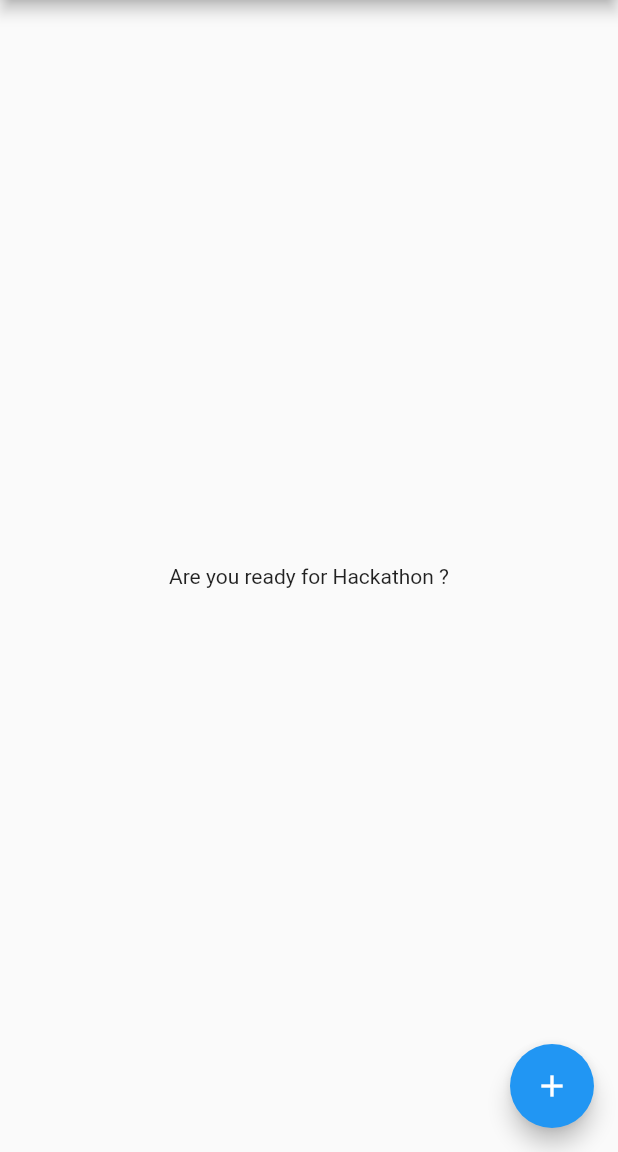
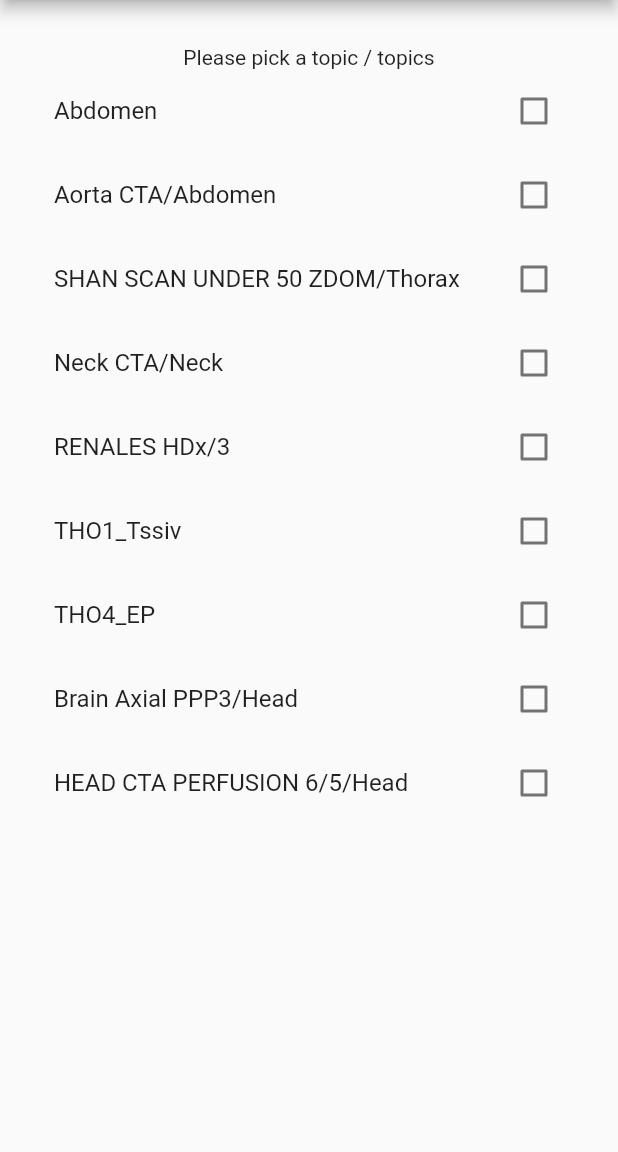
Before and after one commit to tawfeek/isPush, a Flutter app: the screen it shows after launch, on a phone screen of 412 x 824 dp, the part 84-1236 px from its top. Run offline on Flutter 3.47's test engine with Material 2 defaults, Android fonts, the phone set to English and light mode, and no system bars; our stand-ins replace firebase_messaging; missing offline and left inert: dart:html; accounts and stored records are empty.

Commit message:
adding list of topics

```diff
--- a/lib/main.dart
+++ b/lib/main.dart
@@ -1,5 +1,6 @@
 import 'package:flutter/material.dart';
 import 'package:firebase_messaging/firebase_messaging.dart';
+import 'package:ispush_flutter_app/protocols_list.dart';
 
 void main() {
   runApp(MyApp());
@@ -38,35 +39,26 @@ class _MyHomePageState extends State<MyHomePage> {
     });
   }
 
-  int _counter = 0;
-
-  void _incrementCounter() {
-    setState(() {
-      _counter++;
-    });
-  }
-
   @override
   Widget build(BuildContext context) {
     return Scaffold(
         appBar: AppBar(
           title: Text(widget.title),
         ),
-      body: Center(
+        body: SafeArea(
+            child: Container(
+          padding: EdgeInsets.only(left: 20, right: 20),
+          child: Container(
             child: Column(
-          mainAxisAlignment: MainAxisAlignment.center,
-          children: <Widget>[
-            Text(
-              'Are you ready for Hackathon ?',
-            )
+              children: [
+                SizedBox(
+                  height: 30.0,
+                ),
+                Text("Please pick a topic / topics"),
+                ProtocolsList()
               ],
             ),
           ),
-      floatingActionButton: FloatingActionButton(
-        onPressed: _incrementCounter,
-        tooltip: 'Increment',
-        child: Icon(Icons.add),
-      ), // This trailing comma makes auto-formatting nicer for build methods.
-    );
+        )));
   }
 }
--- /dev/null
+++ b/lib/protocol_item.dart
@@ -0,0 +1,18 @@
+import 'package:flutter/material.dart';
+
+class ProtocolItem extends StatelessWidget {
+  @override
+  Widget build(BuildContext context) {
+    return Card(
+      child: Padding(
+        padding: const EdgeInsets.symmetric(horizontal: 10.0, vertical: 10.0),
+        child: Row(
+          children: [
+            // Checkbox(value: null, onChanged: null),
+            Text("Test"),
+          ],
+        ),
+      ),
+    );
+  }
+}
--- /dev/null
+++ b/lib/protocols_list.dart
@@ -0,0 +1,50 @@
+import 'package:flutter/material.dart';
+import 'package:ispush_flutter_app/protocol_item.dart';
+
+class ProtocolsList extends StatefulWidget {
+  @override
+  _ProtocolsListState createState() => _ProtocolsListState();
+}
+
+class _ProtocolsListState extends State<ProtocolsList> {
+  List<bool> checks = [];
+  List<String> topics = [
+    "Abdomen",
+    "Aorta CTA/Abdomen",
+    "SHAN SCAN UNDER 50 ZDOM/Thorax",
+    "Neck CTA/Neck",
+    "RENALES HDx/3",
+    "THO1_Tssiv",
+    "THO4_EP",
+    "Brain Axial PPP3/Head",
+    "HEAD CTA PERFUSION 6/5/Head"
+  ];
+
+  @override
+  void initState() {
+    for (var topic in topics) {
+      checks.add(false);
+    }
+  }
+
+  @override
+  Widget build(BuildContext context) {
+    return Container(
+      height: 580.0,
+      child: ListView.builder(
+          scrollDirection: Axis.vertical,
+          itemCount: topics.length,
+          itemBuilder: (BuildContext context, int index) {
+            return CheckboxListTile(
+              value: checks[index],
+              onChanged: (bool newvalue) {
+                setState(() {
+                  checks[index] = newvalue;
+                });
+              },
+              title: Text(topics[index]),
+            );
+          }),
+    );
+  }
+}
```
Lines whose indentation alone changed are shown as unchanged.
